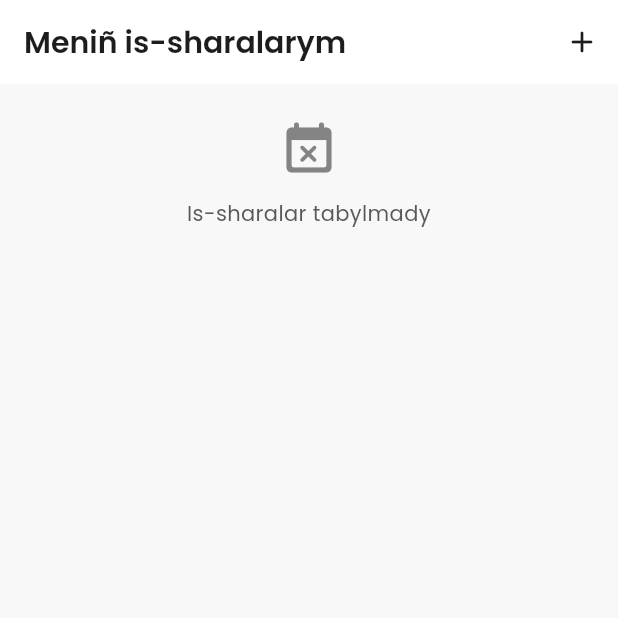
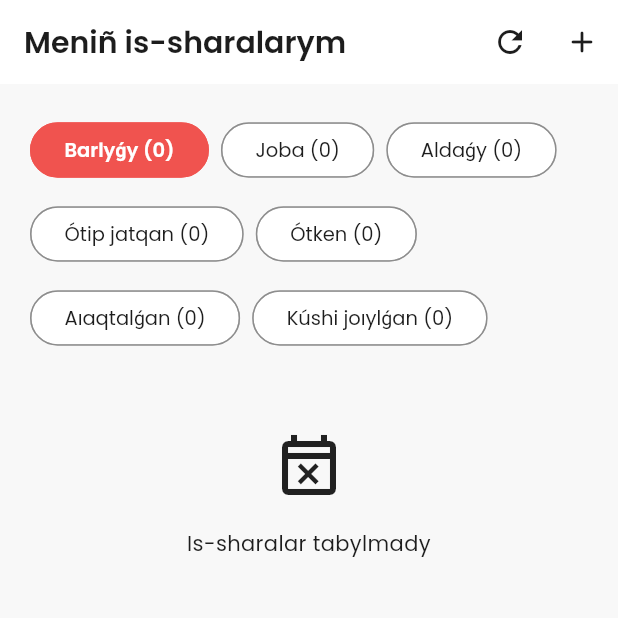
Before and after one commit to aigerimzharylkassyn/biletflow_mobile, a Flutter app: the OrganizerEventsScreen screen opened directly, on a phone screen of 412 x 824 dp, the top half of it. Run offline on Flutter 3.47's test engine with Material 3 defaults, Android fonts, the phone set to English and light mode, and no system bars; our stand-ins replace google_fonts, printing, qr_flutter, share_plus, shared_preferences; missing offline and left inert: mobile_scanner; accounts and stored records are empty; generated files the repository leaves out were written again.

Commit message:
feat(organizer): group events by lifecycle and resume drafts
Show counted event groups and localized status badges in My Events, the dashboard and event overview. Reopen saved drafts from organizer event cards.

```diff
--- a/lib/features/organizer/event_overview_screen.dart
+++ b/lib/features/organizer/event_overview_screen.dart
@@ -9,6 +9,7 @@ import '../../models/event.dart';
 import '../../shared/widgets/outlined_app_button.dart';
 import '../../shared/widgets/primary_button.dart';
 import '../../shared/widgets/stat_card.dart';
+import '../../shared/widgets/event_status_badge.dart';
 import '../../shared/widgets/responsive_cards.dart';
 import 'checkin_screen.dart';
 import 'assign_staff_dialog.dart';
@@ -27,6 +28,10 @@ class EventOverviewScreen extends StatelessWidget {
       body: ListView(
         padding: const EdgeInsets.all(20),
         children: [
+          Align(
+              alignment: Alignment.centerLeft,
+              child: EventStatusBadge(status: event.eventStatus)),
+          const SizedBox(height: 12),
           Text(dateLabel,
               style: const TextStyle(
                   fontSize: 14, color: AppColors.textSecondary)),
--- a/lib/features/organizer/organizer_events_screen.dart
+++ b/lib/features/organizer/organizer_events_screen.dart
@@ -1,57 +1,144 @@
+import 'dart:async';
 import 'package:flutter/material.dart';
 import 'package:provider/provider.dart';
-
-import '../../app/theme.dart';
 import '../../l10n/loc_extensions.dart';
+import '../../models/organizer_event_filter.dart';
 import '../../services/auth_service.dart';
 import '../../services/data_service.dart';
-import '../../shared/widgets/error_message.dart';
+import '../../shared/widgets/category_chip.dart';
 import '../../shared/widgets/event_card.dart';
+import '../../shared/widgets/event_status_badge.dart';
 import 'create_event_screen.dart';
 import 'event_overview_screen.dart';
 
-class OrganizerEventsScreen extends StatelessWidget {
+class OrganizerEventsScreen extends StatefulWidget {
   const OrganizerEventsScreen({super.key});
+  @override
+  State<OrganizerEventsScreen> createState() => _OrganizerEventsScreenState();
+}
+
+class _OrganizerEventsScreenState extends State<OrganizerEventsScreen> {
+  OrganizerEventFilter _filter = OrganizerEventFilter.all;
+  Timer? _clock;
+  @override
+  void initState() {
+    super.initState();
+    _clock = Timer.periodic(const Duration(minutes: 1), (_) {
+      if (mounted) setState(() {});
+    });
+  }
+
+  @override
+  void dispose() {
+    _clock?.cancel();
+    super.dispose();
+  }
 
   @override
   Widget build(BuildContext context) {
-    final l10n = context.l10n;
+    final l = context.l10n;
     final user = context.watch<AuthService>().currentUser;
-    final events = context.watch<DataService>().eventsByOrganizer(user?.name ?? '');
-
+    final data = context.watch<DataService>();
+    final all = data.eventsByOrganizer(user?.name ?? '');
+    final now = DateTime.now();
+    final labels = {
+      OrganizerEventFilter.all: l.organizerEventsAll,
+      OrganizerEventFilter.draft: l.eventStatusDraft,
+      OrganizerEventFilter.upcoming: l.organizerEventsUpcoming,
+      OrganizerEventFilter.active: l.organizerEventsActive,
+      OrganizerEventFilter.past: l.organizerEventsPast,
+      OrganizerEventFilter.completed: l.eventStatusCompleted,
+      OrganizerEventFilter.cancelled: l.eventStatusCancelled,
+    };
+    final events = all.where((e) => _filter.matches(e, now)).toList();
     return Scaffold(
       appBar: AppBar(
           automaticallyImplyLeading: false,
-        title: Text(l10n.organizerMyEvents),
+          title: Text(l.organizerMyEvents),
           actions: [
             IconButton(
+                tooltip: l.refreshStatus,
+                onPressed: data.isLoading ? null : data.refresh,
+                icon: const Icon(Icons.refresh)),
+            IconButton(
+                tooltip: l.organizerCreateEvent,
                 icon: const Icon(Icons.add_rounded),
-            onPressed: () => Navigator.of(context).push(
-              MaterialPageRoute(builder: (_) => const CreateEventScreen()),
+                onPressed: () => Navigator.push(
+                    context,
+                    MaterialPageRoute(
+                        builder: (_) => const CreateEventScreen()))),
+          ]),
+      body: RefreshIndicator(
+          onRefresh: data.refresh,
+          child: CustomScrollView(
+            physics: const AlwaysScrollableScrollPhysics(),
+            slivers: [
+              SliverToBoxAdapter(
+                  child: Padding(
+                      padding: const EdgeInsets.all(20),
+                      child: Wrap(spacing: 8, runSpacing: 8, children: [
+                        for (final group in OrganizerEventFilter.values)
+                          CategoryChip(
+                            label:
+                                '${labels[group]} (${all.where((e) => group.matches(e, now)).length})',
+                            selected: _filter == group,
+                            onTap: () => setState(() => _filter = group),
                           ),
-          ),
-        ],
-      ),
-      body: events.isEmpty
-          ? AppErrorMessage(message: l10n.homeNoEvents, icon: Icons.event_busy_rounded)
-          : ListView.separated(
-              padding: const EdgeInsets.all(20),
+                      ]))),
+              if (data.isLoading)
+                const SliverToBoxAdapter(child: LinearProgressIndicator()),
+              if (data.errorMessage != null)
+                SliverToBoxAdapter(
+                    child: Padding(
+                        padding: const EdgeInsets.symmetric(horizontal: 20),
+                        child: TextButton(
+                            onPressed: data.refresh,
+                            child: Text(
+                                '${data.errorMessage}\n${l.commonRetry}')))),
+              if (events.isEmpty && !data.isLoading)
+                SliverToBoxAdapter(
+                    child: Padding(
+                        padding: const EdgeInsets.all(32),
+                        child: Column(children: [
+                          const Icon(Icons.event_busy_outlined, size: 48),
+                          const SizedBox(height: 16),
+                          Text(
+                              all.isEmpty
+                                  ? l.homeNoEvents
+                                  : l.organizerEventsEmptyGroup,
+                              textAlign: TextAlign.center)
+                        ]))),
+              SliverPadding(
+                  padding: const EdgeInsets.fromLTRB(20, 0, 20, 20),
+                  sliver: SliverList.builder(
                     itemCount: events.length,
-              separatorBuilder: (_, __) => const SizedBox(height: 12),
                     itemBuilder: (context, index) {
                       final event = events[index];
-                return EventCard(
+                      return Padding(
+                          padding: const EdgeInsets.only(bottom: 12),
+                          child: EventCard(
                             event: event,
-                  trailingBadge: Text(
-                    l10n.organizerSoldOf(event.ticketsSold, event.ticketsTotal),
-                    style: const TextStyle(fontSize: 11, color: AppColors.textTertiary),
-                  ),
-                  onTap: () => Navigator.of(context).push(
-                    MaterialPageRoute(builder: (_) => EventOverviewScreen(event: event)),
-                  ),
-                );
+                            trailingBadge: Column(
+                                crossAxisAlignment: CrossAxisAlignment.start,
+                                children: [
+                                  EventStatusBadge(status: event.eventStatus),
+                                  if (event.eventStatus != 'draft') ...[
+                                    const SizedBox(height: 6),
+                                    Text(l.organizerSoldOf(
+                                        event.ticketsSold, event.ticketsTotal))
+                                  ],
+                                ]),
+                            onTap: () => Navigator.push(
+                                context,
+                                MaterialPageRoute(
+                                    builder: (_) => event.eventStatus == 'draft'
+                                        ? CreateEventScreen(draftId: event.id)
+                                        : EventOverviewScreen(event: event))),
+                          ));
                     },
-            ),
+                  )),
+            ],
+          )),
     );
   }
 }
--- a/lib/l10n/app_kk.arb
+++ b/lib/l10n/app_kk.arb
@@ -415,5 +415,14 @@
         "type": "int"
       }
     }
-  }
+  },
+  "organizerEventsAll": "Barlyǵy",
+  "organizerEventsUpcoming": "Aldaǵy",
+  "organizerEventsActive": "Ótip jatqan",
+  "organizerEventsPast": "Ótken",
+  "organizerEventsEmptyGroup": "Bul topta ázirge is-shara joq.",
+  "eventStatusDraft": "Joba",
+  "eventStatusPublished": "Jarıalanǵan",
+  "eventStatusCompleted": "Aıaqtalǵan",
+  "eventStatusCancelled": "Kúshi joıylǵan"
 }
--- /dev/null
+++ b/lib/models/organizer_event_filter.dart
@@ -0,0 +1,31 @@
+import 'event.dart';
+
+enum OrganizerEventFilter {
+  all,
+  draft,
+  upcoming,
+  active,
+  past,
+  completed,
+  cancelled;
+
+  bool matches(AppEvent event, DateTime now) {
+    if (this == all) return true;
+    if (event.eventStatus == 'draft') return this == draft;
+    if (event.eventStatus == 'cancelled') return this == cancelled;
+    if (event.eventStatus == 'completed') return this == completed;
+    if (event.eventStatus != 'published') return false;
+    if (!eventEnd(event).isAfter(now)) return this == past;
+    if (event.date.isAfter(now)) return this == upcoming;
+    return this == active;
+  }
+}
+
+DateTime eventEnd(AppEvent event) {
+  if (event.endsAt != null) return event.endsAt!;
+  final parts = event.endTime.split(':');
+  var end = DateTime(event.date.year, event.date.month, event.date.day,
+      int.tryParse(parts.first) ?? 0, int.tryParse(parts.last) ?? 0);
+  if (end.isBefore(event.date)) end = end.add(const Duration(days: 1));
+  return end;
+}
```
Also changed, not shown: lib/features/organizer/organizer_dashboard_screen.dart (+14 -6 lines), lib/l10n/app_en.arb (+10 -1 lines), lib/l10n/app_ru.arb (+10 -1 lines), lib/shared/widgets/event_status_badge.dart (added, +27 -0 lines), 1 other file. Lines whose indentation alone changed are shown as unchanged.
